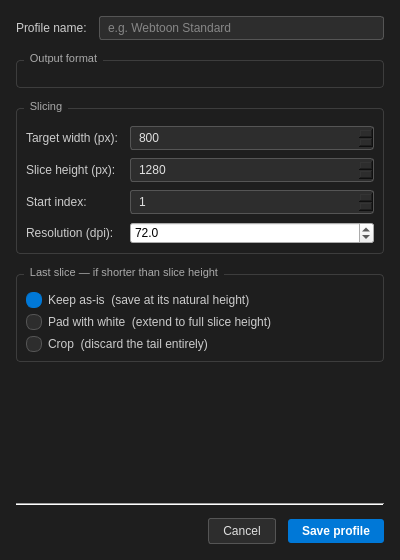
Above: widgets/outputprofiledialog/outputprofiledialog.ui from ShadobaDev/Platemaker-qt before the change. Below: the same form after it.
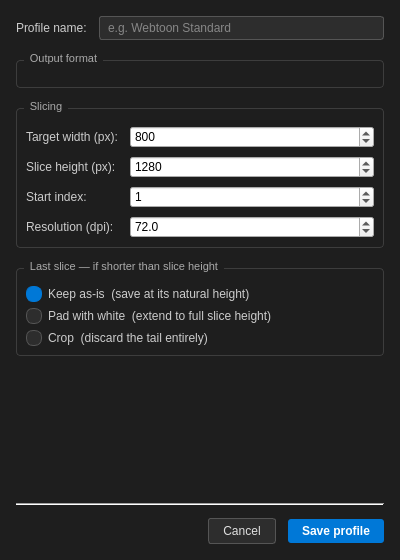
That is the form after the change.

Commit message: fix(dialogs): profile dialogs' up arrows respond again on Windows 11

```diff
--- a/widgets/outputprofiledialog/outputprofiledialog.ui
+++ b/widgets/outputprofiledialog/outputprofiledialog.ui
@@ -36,7 +36,7 @@
     color: #cccccc;
     font-size: 12px;
 }
-QLineEdit, QSpinBox, QComboBox {
+QLineEdit, QComboBox {
     background-color: #2d2d2d;
     color: #e0e0e0;
     border: 1px solid #555555;
```
Left out of the diff: 2 changed lines with no effect on the pictures. The commit also changes 2 other files.
